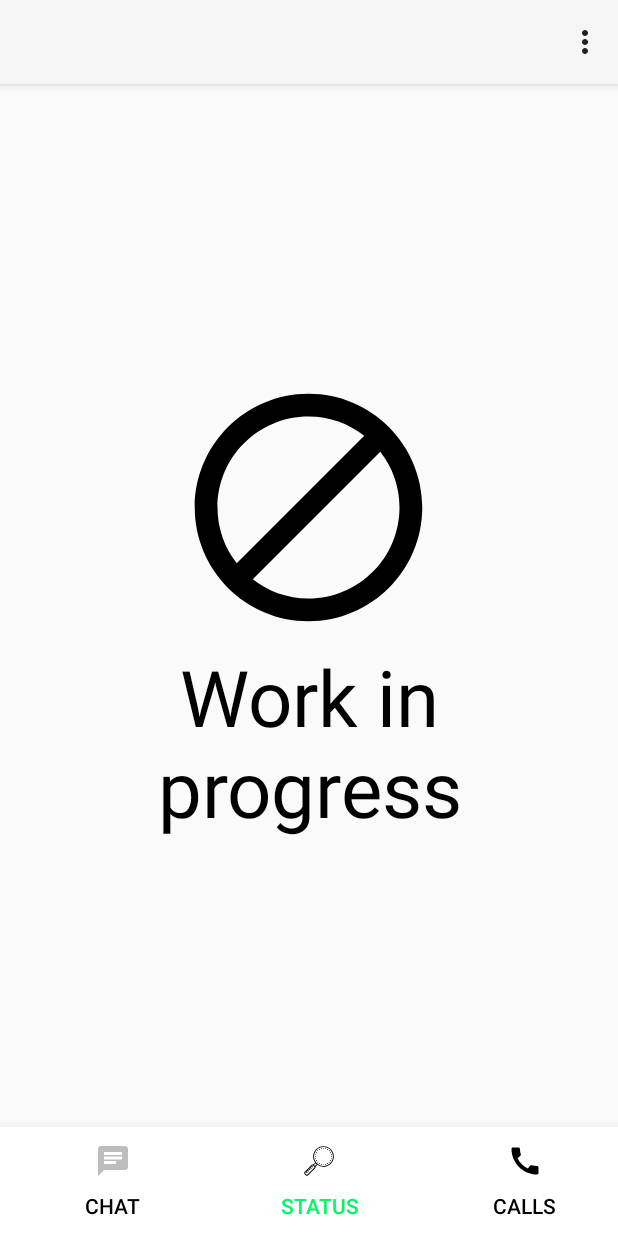
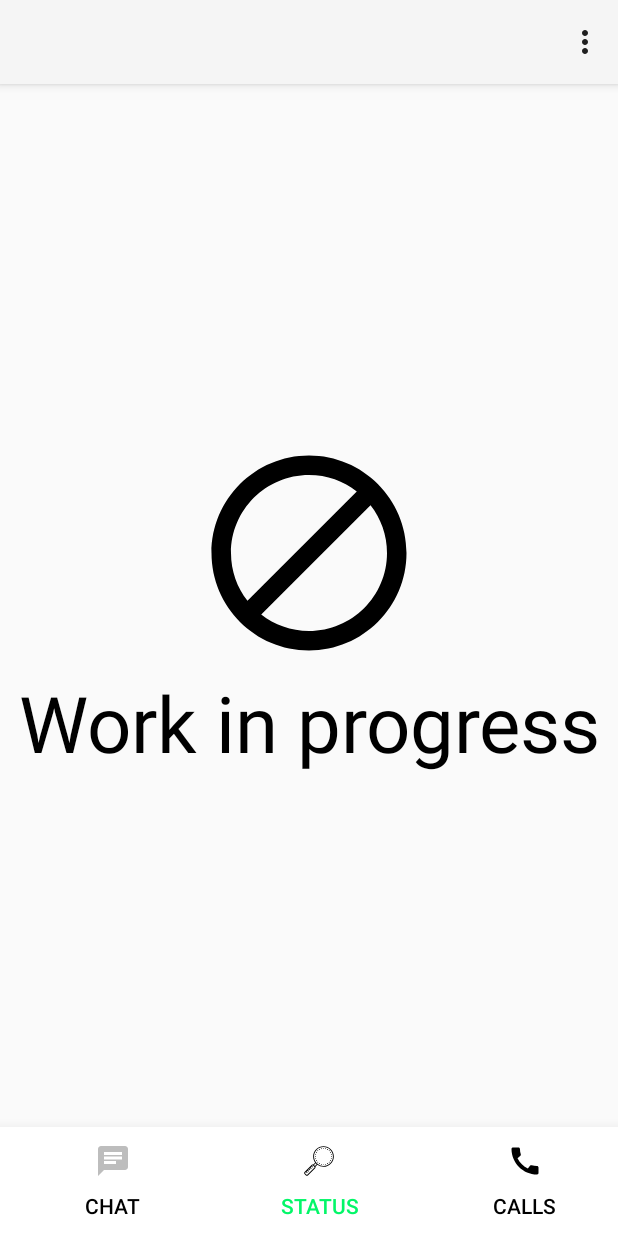
Before and after one commit to RajatDashore/WhatsApp, an Android app built with Jetpack Compose: the screen it shows after launch once a user with an empty profile is signed in (MainActivity), item 2 of the bottom bar chosen, on a phone screen of 412 x 824 dp. Run offline under Robolectric (Android 15) with nearby library versions, the phone set to English and light mode, and no system bars; our stand-ins replace CircleImageView, Firebase (no records; nobody signed in at launch, a user with empty details on screens opened directly), Picasso, Room's generated code, sdp/ssp sizes.

```diff
--- a/app/src/main/java/com/example/whatsappclone/Adapters/BlockedAdapter.java
+++ b/app/src/main/java/com/example/whatsappclone/Adapters/BlockedAdapter.java
@@ -21,8 +21,9 @@ import de.hdodenhof.circleimageview.CircleImageView;
 
 public class BlockedAdapter extends RecyclerView.Adapter<BlockedAdapter.MyViewHolder> {
 
+    private final List<DataBaseHelper> list;
     private final Context context;
-    private final List<DataBaseHelper> list;
+
 
     public BlockedAdapter(Context context, List<DataBaseHelper> list) {
         this.context = context;
@@ -50,7 +51,7 @@ public class BlockedAdapter extends RecyclerView.Adapter<BlockedAdapter.MyViewHo
 
     @Override
     public int getItemCount() {
-        return list.size();
+        return list.size() - 1;
     }
 
     class MyViewHolder extends RecyclerView.ViewHolder {
--- a/app/src/main/java/com/example/whatsappclone/BlockedContacts.java
+++ b/app/src/main/java/com/example/whatsappclone/BlockedContacts.java
@@ -12,12 +12,10 @@ import androidx.recyclerview.widget.RecyclerView;
 
 import com.example.whatsappclone.Adapters.BlockedAdapter;
 
-import java.util.ArrayList;
 import java.util.List;
 import java.util.Objects;
 
 public class BlockedContacts extends AppCompatActivity {
-    private final List<DataBaseHelper> list = new ArrayList<>();
     private RecyclerView blockedRecyView;
     private BlockedAdapter blockedAdapter;
 
@@ -40,9 +38,8 @@ public class BlockedContacts extends AppCompatActivity {
 
         // Initialize RecyclerView and Adapter
         blockedRecyView = findViewById(R.id.blockedRecyclerView);
-
+        List<DataBaseHelper> list = (List<DataBaseHelper>) getIntent().getSerializableExtra("list");
         // Getting data from the DataBase and sending it to BlockedAdapter to show on RecyclerView
-        // list = DataBase.getInstance(BlockedContacts.this).UserDao().getlist();
         blockedAdapter = new BlockedAdapter(this, list);
         blockedRecyView.setAdapter(blockedAdapter);
         LinearLayoutManager lm = new LinearLayoutManager(this);
--- a/app/src/main/java/com/example/whatsappclone/Fragments/ChatsFragments.java
+++ b/app/src/main/java/com/example/whatsappclone/Fragments/ChatsFragments.java
@@ -13,6 +13,7 @@ import androidx.fragment.app.Fragment;
 import androidx.recyclerview.widget.LinearLayoutManager;
 
 import com.example.whatsappclone.Adapters.UsersAdapter;
+import com.example.whatsappclone.BlockedContacts;
 import com.example.whatsappclone.DataBase;
 import com.example.whatsappclone.DataBaseHelper;
 import com.example.whatsappclone.Modules.Users;
@@ -44,8 +45,12 @@ public class ChatsFragments extends Fragment {
         // Inflate the layout for this fragment
         FragmentChatsFragmentsBinding binding = FragmentChatsFragmentsBinding.inflate(inflater, container, false);
         DataBase database1 = DataBase.getInstance(ChatsFragments.this);
-        DataBaseHelper helper = new DataBaseHelper();
+        final DataBaseHelper helper = new DataBaseHelper();
         usersAdapter = new UsersAdapter(getContext(), list, database1, helper);
+        Intent i = new Intent(getContext(), BlockedContacts.class);
+        i.putExtra("list", list);
+
+
         binding.chatRecyclerViewFragments.setAdapter(usersAdapter);
         FirebaseDatabase Fdatabase = FirebaseDatabase.getInstance();
         LinearLayoutManager layoutManager = new LinearLayoutManager(getContext());
--- a/app/src/main/res/layout/fragment_calls_fragments.xml
+++ b/app/src/main/res/layout/fragment_calls_fragments.xml
@@ -1,11 +1,9 @@
 <?xml version="1.0" encoding="utf-8"?>
 <RelativeLayout xmlns:android="http://schemas.android.com/apk/res/android"
-    xmlns:tools="http://schemas.android.com/tools"
     android:layout_width="match_parent"
     android:layout_height="match_parent"
     android:gravity="center"
-    android:orientation="vertical"
-    tools:context=".Fragments.CallsFragments">
+    android:orientation="vertical">
 
     <!-- TODO: Update blank fragment layout -->
 
--- a/app/src/main/res/layout/fragment_status.xml
+++ b/app/src/main/res/layout/fragment_status.xml
@@ -5,19 +5,16 @@
     android:layout_height="match_parent"
     android:gravity="center"
     android:orientation="vertical"
-    tools:context=".Fragments.CallsFragments">
+    tools:context=".Fragments.StatusFragment">
 
     <!-- TODO: Update blank fragment layout -->
 
 
     <ImageView
         android:id="@+id/i"
-        android:layout_width="wrap_content"
-        android:layout_height="wrap_content"
+        android:layout_width="@dimen/_120sdp"
+        android:layout_height="@dimen/_120sdp"
         android:layout_centerInParent="true"
-        android:layout_centerHorizontal="true"
-        android:layout_centerVertical="true"
-        android:layout_gravity="center"
         android:src="@drawable/baseline_block_24" />
 
     <TextView
@@ -26,9 +23,8 @@
         android:layout_below="@+id/i"
         android:layout_alignParentStart="true"
         android:layout_alignParentEnd="true"
-        android:layout_marginTop="0dp"
         android:gravity="center"
-        android:paddingHorizontal="@dimen/_10sdp"
+        android:paddingHorizontal="@dimen/_5sdp"
         android:text="Work in progress"
         android:textColor="@color/black"
         android:textSize="@dimen/_40ssp" />
--- a/app/src/main/res/layout/sample_show_user.xml
+++ b/app/src/main/res/layout/sample_show_user.xml
@@ -25,6 +25,7 @@
         android:layout_marginLeft="@dimen/_8sdp"
         android:maxLines="1"
         android:paddingTop="@dimen/_2sdp"
+        android:text="No Username"
         android:textColor="@color/black"
         android:textSize="@dimen/_12ssp"
         android:textStyle="bold"
@@ -43,6 +44,7 @@
         android:maxLines="1"
         android:paddingTop="@dimen/_4sdp"
         android:paddingBottom="@dimen/_2sdp"
+        android:text="No last Message"
         android:textColor="@color/black"
         android:textSize="@dimen/_10ssp"
         app:layout_constraintEnd_toStartOf="@+id/guideline4"
@@ -56,6 +58,7 @@
         android:layout_width="wrap_content"
         android:layout_height="wrap_content"
         android:padding="@dimen/_3sdp"
+        android:text="Tap to Chat"
         android:textSize="@dimen/_8ssp"
         android:visibility="visible"
         app:layout_constraintBottom_toBottomOf="parent"
```
Also changed, not shown: app/src/main/java/com/example/whatsappclone/ChatDetailActivity.java (+8 -17 lines), 1 other file.
